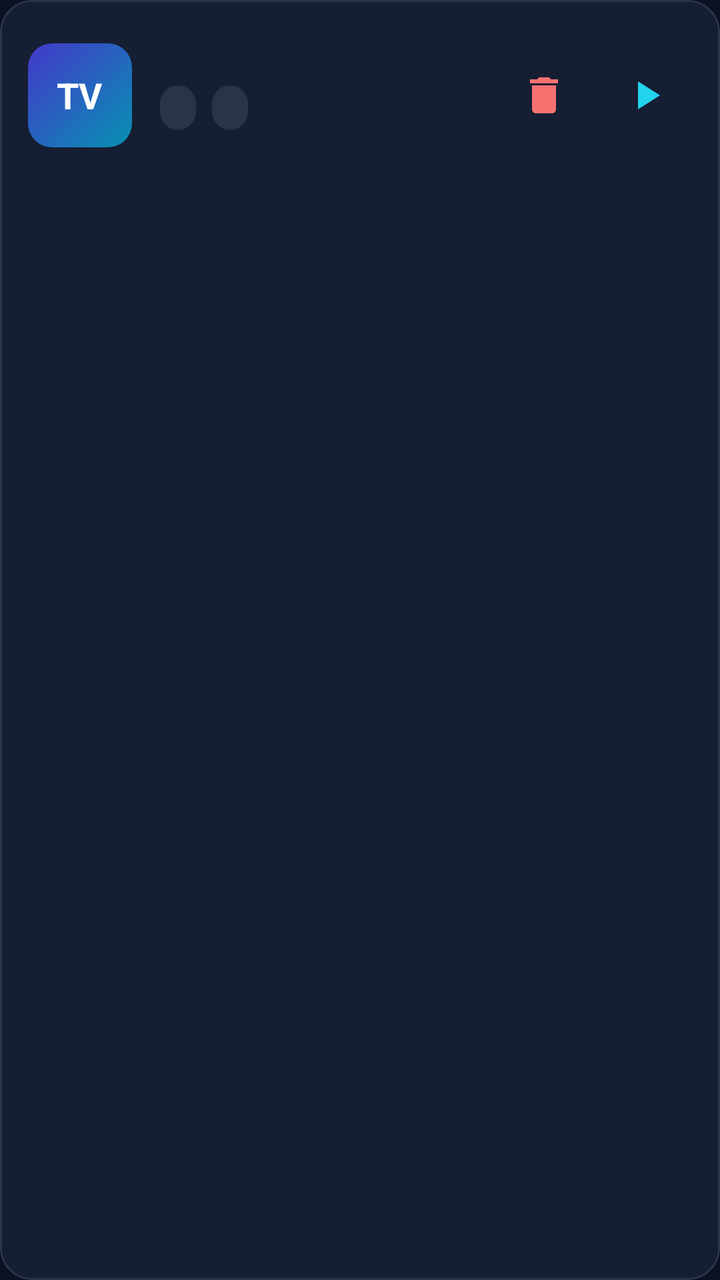
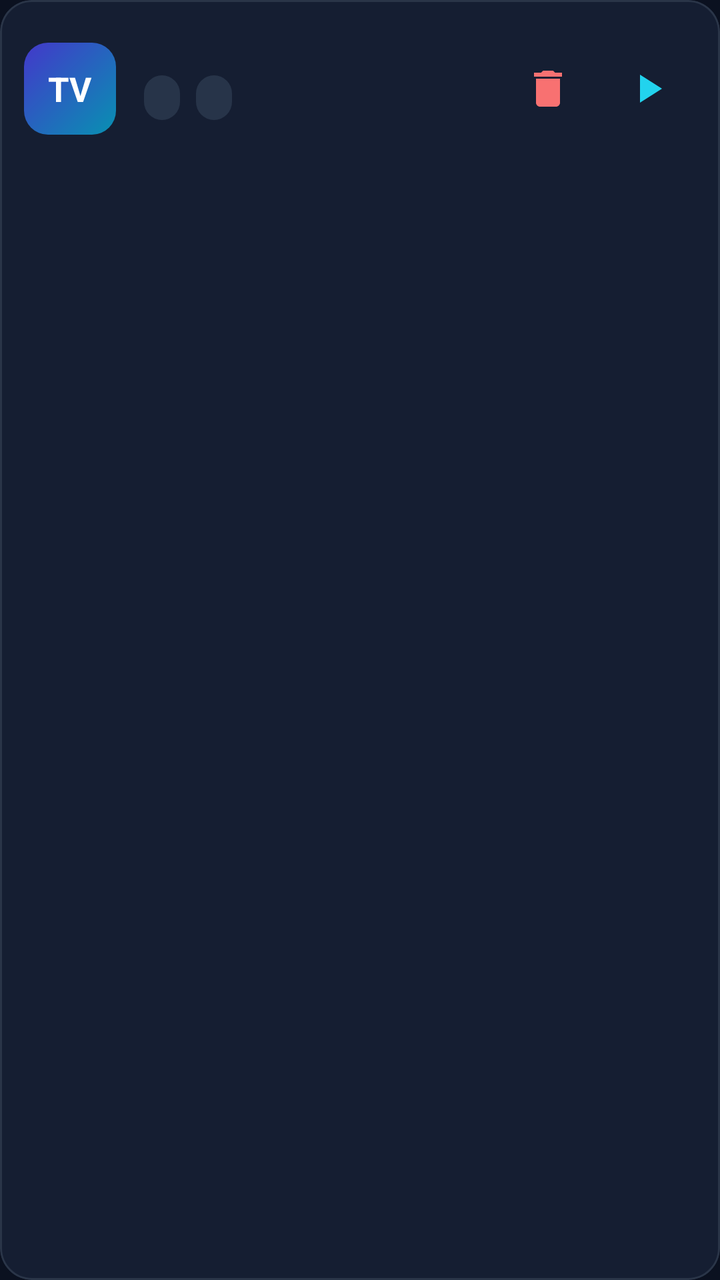

Before-and-after screenshots of an Android layout around one commit, followed by the original layout XML and the change that was made.
<!-- AndroidManifest.xml: application theme Theme.IPTV -->
<!-- res/layout/item_channel.xml -->
<?xml version="1.0" encoding="utf-8"?>
<com.google.android.material.card.MaterialCardView
    xmlns:android="http://schemas.android.com/apk/res/android"
    xmlns:app="http://schemas.android.com/apk/res-auto"
    android:layout_width="match_parent"
    android:layout_height="wrap_content"
    android:layout_marginStart="14dp"
    android:layout_marginEnd="14dp"
    android:layout_marginTop="5dp"
    android:layout_marginBottom="5dp"
    android:clickable="true"
    android:focusable="true"
    app:cardBackgroundColor="@color/surface"
    app:cardCornerRadius="16dp"
    app:cardElevation="0dp"
    app:strokeColor="@color/tv_card_stroke"
    app:strokeWidth="1dp">

    <LinearLayout
        android:layout_width="match_parent"
        android:layout_height="wrap_content"
        android:gravity="center_vertical"
        android:orientation="horizontal"
        android:paddingStart="14dp"
        android:paddingEnd="12dp"
        android:paddingTop="12dp"
        android:paddingBottom="12dp">

        <CheckBox
            android:id="@+id/cbKeep"
            android:layout_width="wrap_content"
            android:layout_height="wrap_content"
            android:layout_marginEnd="6dp"
            android:buttonTint="@color/accent"
            android:visibility="gone" />

        <FrameLayout
            android:layout_width="52dp"
            android:layout_height="52dp"
            android:background="@drawable/bg_logo_placeholder">
            <TextView
                android:id="@+id/tvLogoText"
                android:layout_width="wrap_content"
                android:layout_height="wrap_content"
                android:layout_gravity="center"
                android:text="TV"
                android:textColor="#FFFFFF"
                android:textSize="18sp"
                android:textStyle="bold" />
        </FrameLayout>

        <LinearLayout
            android:layout_width="0dp"
            android:layout_height="wrap_content"
            android:layout_marginStart="14dp"
            android:layout_weight="1"
            android:orientation="vertical">

            <TextView
                android:id="@+id/tvName"
                android:layout_width="match_parent"
                android:layout_height="wrap_content"
                android:ellipsize="end"
                android:singleLine="true"
                android:textColor="@color/text_primary"
                android:textSize="19sp"
                android:textStyle="bold" />

            <LinearLayout
                android:layout_width="match_parent"
                android:layout_height="wrap_content"
                android:layout_marginTop="5dp"
                android:gravity="center_vertical"
                android:orientation="horizontal">

                <TextView
                    android:id="@+id/tvOrigin"
                    android:layout_width="wrap_content"
                    android:layout_height="wrap_content"
                    android:background="@drawable/bg_status_unknown"
                    android:ellipsize="end"
                    android:maxWidth="160dp"
                    android:paddingStart="9dp"
                    android:paddingEnd="9dp"
                    android:paddingTop="3dp"
                    android:paddingBottom="3dp"
                    android:singleLine="true"
                    android:textColor="@color/accent"
                    android:textSize="12sp" />

                <TextView
                    android:id="@+id/tvGroup"
                    android:layout_width="wrap_content"
                    android:layout_height="wrap_content"
                    android:layout_marginStart="8dp"
                    android:background="@drawable/bg_chip"
                    android:paddingStart="9dp"
                    android:paddingEnd="9dp"
                    android:paddingTop="3dp"
                    android:paddingBottom="3dp"
                    android:textColor="@color/brand_light"
                    android:textSize="12sp" />

                <TextView
                    android:id="@+id/tvStatus"
                    android:layout_width="wrap_content"
                    android:layout_height="wrap_content"
                    android:layout_marginStart="10dp"
                    android:paddingStart="9dp"
                    android:paddingEnd="9dp"
                    android:paddingTop="3dp"
                    android:paddingBottom="3dp"
                    android:textSize="12sp" />
            </LinearLayout>

            <TextView
                android:id="@+id/tvUrl"
                android:layout_width="match_parent"
                android:layout_height="wrap_content"
                android:layout_marginTop="4dp"
                android:ellipsize="middle"
                android:singleLine="true"
                android:textColor="@color/text_hint"
                android:textSize="11sp" />
        </LinearLayout>

        <ImageButton
            android:id="@+id/btnDelete"
            android:layout_width="44dp"
            android:layout_height="44dp"
            android:layout_marginStart="4dp"
            android:background="@drawable/bg_tv_focus"
            android:contentDescription="@string/delete"
            android:src="@drawable/ic_delete"
            app:tint="@color/error" />

        <ImageButton
            android:id="@+id/btnPlay"
            android:layout_width="50dp"
            android:layout_height="50dp"
            android:layout_marginStart="4dp"
            android:background="@drawable/bg_tv_focus"
            android:contentDescription="@string/play"
            android:src="@drawable/ic_play"
            app:tint="@color/accent" />
    </LinearLayout>
</com.google.android.material.card.MaterialCardView>
<!-- resources referenced by this layout -->
<resources>
  <color name="accent">#FF22D3EE</color>
  <color name="brand_light">#FF818CF8</color>
  <color name="error">#FFF87171</color>
  <color name="surface">#FF151E32</color>
  <color name="text_hint">#FF64748B</color>
  <color name="text_primary">#FFF1F5F9</color>
  <!-- drawable bg_chip (drawable) -->
  <?xml version="1.0" encoding="utf-8"?>
  <shape xmlns:android="http://schemas.android.com/apk/res/android" android:shape="rectangle">
      <solid android:color="@color/surface_3" />
      <corners android:radius="20dp" />
  </shape>
  <!-- drawable bg_logo_placeholder (drawable) -->
  <?xml version="1.0" encoding="utf-8"?>
  <shape xmlns:android="http://schemas.android.com/apk/res/android" android:shape="rectangle">
      <gradient android:startColor="#FF4338CA" android:endColor="#FF0891B2" android:angle="315" />
      <corners android:radius="12dp" />
  </shape>
  <!-- drawable bg_status_unknown (drawable) -->
  <?xml version="1.0" encoding="utf-8"?>
  <shape xmlns:android="http://schemas.android.com/apk/res/android" android:shape="rectangle">
      <solid android:color="@color/surface_3" />
      <corners android:radius="12dp" />
  </shape>
  <!-- drawable ic_delete (drawable) -->
  <?xml version="1.0" encoding="utf-8"?>
  <vector xmlns:android="http://schemas.android.com/apk/res/android"
      android:width="24dp"
      android:height="24dp"
      android:viewportWidth="24"
      android:viewportHeight="24">
      <path android:fillColor="#FFFFFF" android:pathData="M6 19c0 1.1.9 2 2 2h8c1.1 0 2-.9 2-2V7H6v12zM19 4h-3.5l-1-1h-5l-1 1H5v2h14V4z" />
  </vector>
  <!-- drawable ic_play (drawable) -->
  <?xml version="1.0" encoding="utf-8"?>
  <vector xmlns:android="http://schemas.android.com/apk/res/android"
      android:width="24dp"
      android:height="24dp"
      android:viewportWidth="24"
      android:viewportHeight="24">
      <path android:fillColor="#FFFFFF" android:pathData="M8 5v14l11-7z" />
  </vector>
  <string name="delete">删除</string>
  <string name="play">播放</string>
  <style name="Theme.IPTV" parent="Theme.MaterialComponents.NoActionBar">
          <item name="colorPrimary">@color/brand</item>
          <item name="colorPrimaryDark">@color/background</item>
          <item name="colorAccent">@color/accent</item>
          <item name="android:windowBackground">@color/background</item>
          <item name="android:textColorPrimary">@color/text_primary</item>
          <item name="android:textColorSecondary">@color/text_secondary</item>
          <item name="android:statusBarColor">@color/background</item>
          <item name="android:navigationBarColor">@color/background</item>
          <item name="android:windowLightStatusBar">false</item>
          <item name="fontFamily">sans</item>
      </style>
  <color name="surface_3">#FF273449</color>
  <color name="brand">#FF6366F1</color>
  <color name="background">#FF0B1120</color>
  <color name="text_secondary">#FF94A3B8</color>
  <!-- unchanged entries left out for length: 1 -->
</resources>

<!-- the commit's change to res/layout/item_channel.xml (unified diff, before → after) -->
@@ -4,14 +4,14 @@
     xmlns:app="http://schemas.android.com/apk/res-auto"
     android:layout_width="match_parent"
     android:layout_height="wrap_content"
-    android:layout_marginStart="14dp"
-    android:layout_marginEnd="14dp"
-    android:layout_marginTop="5dp"
-    android:layout_marginBottom="5dp"
+    android:layout_marginStart="@dimen/card_margin"
+    android:layout_marginEnd="@dimen/card_margin"
+    android:layout_marginTop="4dp"
+    android:layout_marginBottom="4dp"
     android:clickable="true"
     android:focusable="true"
     app:cardBackgroundColor="@color/surface"
-    app:cardCornerRadius="16dp"
+    app:cardCornerRadius="@dimen/card_radius"
     app:cardElevation="0dp"
     app:strokeColor="@color/tv_card_stroke"
     app:strokeWidth="1dp">
@@ -21,10 +21,10 @@
         android:layout_height="wrap_content"
         android:gravity="center_vertical"
         android:orientation="horizontal"
-        android:paddingStart="14dp"
-        android:paddingEnd="12dp"
-        android:paddingTop="12dp"
-        android:paddingBottom="12dp">
+        android:paddingStart="@dimen/card_padding_h"
+        android:paddingEnd="@dimen/card_padding_h"
+        android:paddingTop="@dimen/card_padding_v"
+        android:paddingBottom="@dimen/card_padding_v">
 
         <CheckBox
             android:id="@+id/cbKeep"
@@ -35,8 +35,8 @@
             android:visibility="gone" />
 
         <FrameLayout
-            android:layout_width="52dp"
-            android:layout_height="52dp"
+            android:layout_width="@dimen/card_logo"
+            android:layout_height="@dimen/card_logo"
             android:background="@drawable/bg_logo_placeholder">
             <TextView
                 android:id="@+id/tvLogoText"
@@ -45,7 +45,7 @@
                 android:layout_gravity="center"
                 android:text="TV"
                 android:textColor="#FFFFFF"
-                android:textSize="18sp"
+                android:textSize="@dimen/card_name"
                 android:textStyle="bold" />
         </FrameLayout>
 
@@ -63,7 +63,7 @@
                 android:ellipsize="end"
                 android:singleLine="true"
                 android:textColor="@color/text_primary"
-                android:textSize="19sp"
+                android:textSize="@dimen/card_name"
                 android:textStyle="bold" />
 
             <LinearLayout
@@ -86,7 +86,7 @@
                     android:paddingBottom="3dp"
                     android:singleLine="true"
                     android:textColor="@color/accent"
-                    android:textSize="12sp" />
+                    android:textSize="@dimen/card_meta" />
 
                 <TextView
                     android:id="@+id/tvGroup"
@@ -99,7 +99,7 @@
                     android:paddingTop="3dp"
                     android:paddingBottom="3dp"
                     android:textColor="@color/brand_light"
-                    android:textSize="12sp" />
+                    android:textSize="@dimen/card_meta" />
 
                 <TextView
                     android:id="@+id/tvStatus"
@@ -110,7 +110,7 @@
                     android:paddingEnd="9dp"
                     android:paddingTop="3dp"
                     android:paddingBottom="3dp"
-                    android:textSize="12sp" />
+                    android:textSize="@dimen/card_meta" />
             </LinearLayout>
 
             <TextView
@@ -121,13 +121,13 @@
                 android:ellipsize="middle"
                 android:singleLine="true"
                 android:textColor="@color/text_hint"
-                android:textSize="11sp" />
+                android:textSize="@dimen/card_url" />
         </LinearLayout>
 
         <ImageButton
             android:id="@+id/btnDelete"
-            android:layout_width="44dp"
-            android:layout_height="44dp"
+            android:layout_width="@dimen/card_btn"
+            android:layout_height="@dimen/card_btn"
             android:layout_marginStart="4dp"
             android:background="@drawable/bg_tv_focus"
             android:contentDescription="@string/delete"
@@ -136,8 +136,8 @@
 
         <ImageButton
             android:id="@+id/btnPlay"
-            android:layout_width="50dp"
-            android:layout_height="50dp"
+            android:layout_width="@dimen/player_icon"
+            android:layout_height="@dimen/player_icon"
             android:layout_marginStart="4dp"
             android:background="@drawable/bg_tv_focus"
             android:contentDescription="@string/play"
<!-- resource entries referenced after the edit -->
@@ -6,6 +6,16 @@
   <color name="surface">#FF151E32</color>
   <color name="text_hint">#FF64748B</color>
   <color name="text_primary">#FFF1F5F9</color>
+  <dimen name="card_btn">44dp</dimen>
+  <dimen name="card_logo">46dp</dimen>
+  <dimen name="card_margin">10dp</dimen>
+  <dimen name="card_meta">12sp</dimen>
+  <dimen name="card_name">17sp</dimen>
+  <dimen name="card_padding_h">12dp</dimen>
+  <dimen name="card_padding_v">10dp</dimen>
+  <dimen name="card_radius">16dp</dimen>
+  <dimen name="card_url">11sp</dimen>
+  <dimen name="player_icon">48dp</dimen>
   <!-- drawable bg_chip (drawable) -->
   <?xml version="1.0" encoding="utf-8"?>
   <shape xmlns:android="http://schemas.android.com/apk/res/android" android:shape="rectangle">
